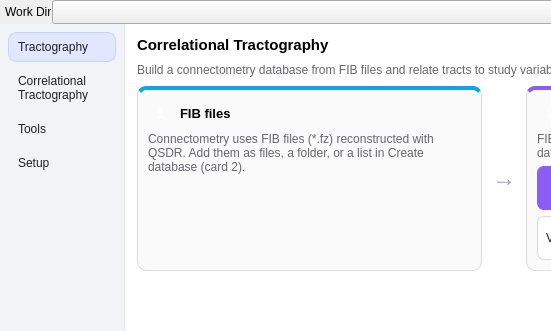
Above: mainwindow.ui from frankyeh/DSI-Studio before the change; both pictures show x 0 to 551 and y 0 to 331 of the 1272 by 758 pixel window. Below: the same form after it.
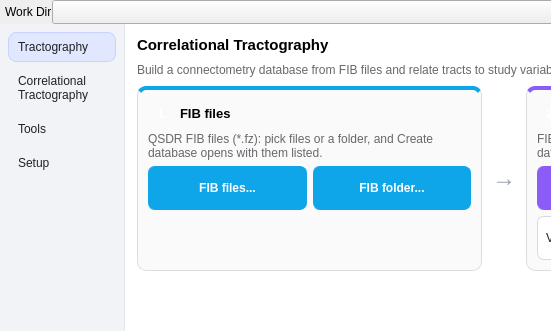
That is the form after the change. The open tabs and pages were chosen to show the change. Icons and pictures are not drawn.

Commit message: Correlational card 1: FIB files or folder open Create database already filled

```diff
--- a/mainwindow.ui
+++ b/mainwindow.ui
@@ -1982,6 +1982,14 @@
     background-color: #f1f1f3;
     border-color: #bfc0c4;
 }
+QWidget#tab_conn QPushButton#conn_fib_files,
+QWidget#tab_conn QPushButton#conn_fib_folder {
+    color: #ffffff;
+    background-color: #0ea5e9;
+    border-color: #0ea5e9;
+    font-weight: bold;
+    text-align: center;
+}
 QWidget#tab_conn QPushButton#vbc {
     color: #ffffff;
     background-color: #8b5cf6;
@@ -2160,10 +2168,63 @@
                   <bool>true</bool>
                  </property>
                  <property name="text">
-                  <string>Connectometry uses FIB files (*.fz) reconstructed with QSDR. Add them as files, a folder, or a list in Create database (card 2).</string>
+                  <string>QSDR FIB files (*.fz): pick files or a folder, and Create database opens with them listed.</string>
                  </property>
                 </widget>
                </item>
+               <item>
+                <layout class="QHBoxLayout" name="conn_fib_primary">
+                 <property name="spacing">
+                  <number>6</number>
+                 </property>
+                 <property name="leftMargin">
+                  <number>0</number>
+                 </property>
+                 <property name="topMargin">
+                  <number>0</number>
+                 </property>
+                 <property name="rightMargin">
+                  <number>0</number>
+                 </property>
+                 <property name="bottomMargin">
+                  <number>0</number>
+                 </property>
+                 <item>
+                  <widget class="QPushButton" name="conn_fib_files">
+                   <property name="statusTip">
+                    <string>run create_db_files</string>
+                   </property>
+                   <property name="toolTip">
+                    <string>Pick QSDR FIB files (*.fz); Create database opens with them listed</string>
+                   </property>
+                   <property name="text">
+                    <string>FIB files...</string>
+                   </property>
+                   <property name="icon">
+                    <iconset resource="icons.qrc">
+                     <normaloff>:/icons/icons/open.xpm</normaloff>:/icons/icons/open.xpm</iconset>
+                   </property>
+                  </widget>
+                 </item>
+                 <item>
+                  <widget class="QPushButton" name="conn_fib_folder">
+                   <property name="statusTip">
+                    <string>run create_db_dir</string>
+                   </property>
+                   <property name="toolTip">
+                    <string>Pick a folder; Create database opens with every FIB file (*.fz) in it listed</string>
+                   </property>
+                   <property name="text">
+                    <string>FIB folder...</string>
+                   </property>
+                   <property name="icon">
+                    <iconset resource="icons.qrc">
+                     <normaloff>:/icons/icons/open.xpm</normaloff>:/icons/icons/open.xpm</iconset>
+                   </property>
+                  </widget>
+                 </item>
+                </layout>
+               </item>
                <item>
                 <spacer name="conn_import_stage_spacer">
                  <property name="orientation">
```
The commit also changes 3 other files.
